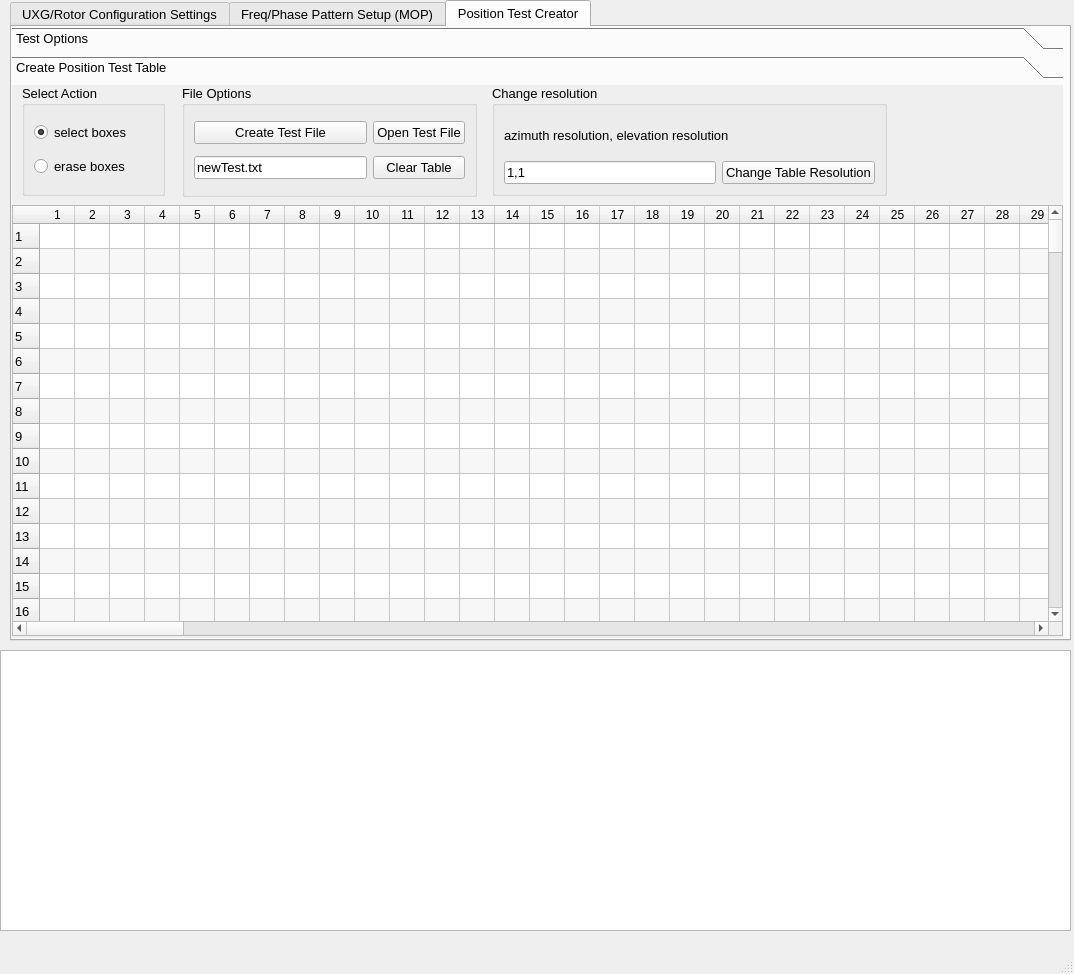
Above: UXG/mainwindow.ui from jonk4m/UXG before the change. Below: the same form after it.
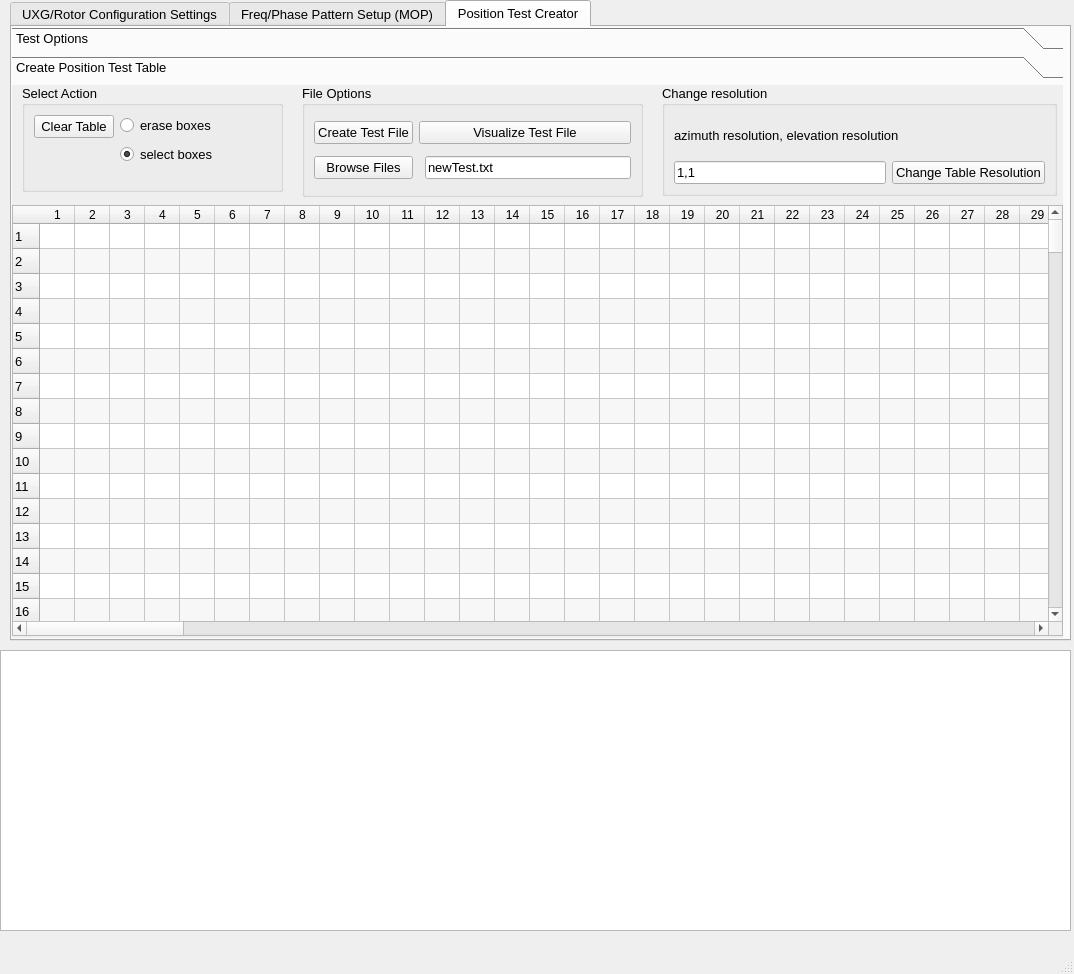
That is the form after the change. The open tabs and pages were chosen to show the change.

Commit message: Added File Browsing to Position Test Creator

```diff
--- a/UXG/mainwindow.ui
+++ b/UXG/mainwindow.ui
@@ -5959,7 +5959,7 @@
          <x>0</x>
          <y>0</y>
          <width>1051</width>
-         <height>551</height>
+         <height>539</height>
         </rect>
        </property>
        <attribute name="label">
@@ -6373,15 +6373,29 @@
          <rect>
           <x>10</x>
           <y>0</y>
-          <width>143</width>
-          <height>111</height>
+          <width>261</width>
+          <height>107</height>
          </rect>
         </property>
         <property name="title">
          <string>Select Action</string>
         </property>
-        <layout class="QVBoxLayout" name="verticalLayout_2">
-         <item>
+        <layout class="QFormLayout" name="formLayout_2">
+         <item row="0" column="0">
+          <widget class="QPushButton" name="clearTablePushButton">
+           <property name="text">
+            <string>Clear Table</string>
+           </property>
+          </widget>
+         </item>
+         <item row="0" column="1">
+          <widget class="QRadioButton" name="eraseBoxesRadioButton">
+           <property name="text">
+            <string>erase boxes</string>
+           </property>
+          </widget>
+         </item>
+         <item row="1" column="1">
           <widget class="QRadioButton" name="selectBoxesRadioButton">
            <property name="cursor">
             <cursorShape>ArrowCursor</cursorShape>
@@ -6394,21 +6408,14 @@
            </property>
           </widget>
          </item>
-         <item>
-          <widget class="QRadioButton" name="eraseBoxesRadioButton">
-           <property name="text">
-            <string>erase boxes</string>
-           </property>
-          </widget>
-         </item>
         </layout>
        </widget>
        <widget class="QGroupBox" name="groupBox_10">
         <property name="geometry">
          <rect>
-          <x>170</x>
+          <x>290</x>
           <y>0</y>
-          <width>295</width>
+          <width>341</width>
           <height>112</height>
          </rect>
         </property>
@@ -6426,21 +6433,21 @@
          <item row="0" column="1" colspan="2">
           <widget class="QPushButton" name="openTestFilePushButton">
            <property name="text">
-            <string>Open Test File</string>
+            <string>Visualize Test File</string>
            </property>
           </widget>
          </item>
-         <item row="1" column="0">
+         <item row="1" column="2">
           <widget class="QLineEdit" name="testFileLineEdit">
            <property name="text">
             <string>newTest.txt</string>
            </property>
           </widget>
          </item>
-         <item row="1" column="1" colspan="2">
-          <widget class="QPushButton" name="clearTablePushButton">
+         <item row="1" column="0">
+          <widget class="QPushButton" name="openFilePushButton">
            <property name="text">
-            <string>Clear Table</string>
+            <string>Browse Files</string>
            </property>
           </widget>
          </item>
@@ -6449,7 +6456,7 @@
        <widget class="QGroupBox" name="groupBox_11">
         <property name="geometry">
          <rect>
-          <x>480</x>
+          <x>650</x>
           <y>0</y>
           <width>395</width>
           <height>111</height>
```
Left out of the diff: 35 changed lines with no effect on the pictures. The commit also changes 2 other files.
